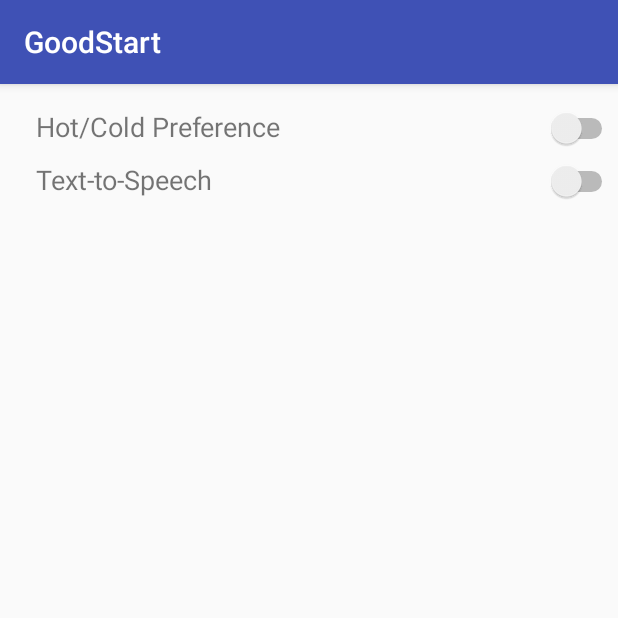
After one commit to BrookeLin/GoodStart, an Android app: the SettingsActivity screen opened directly, with no data from a screen before it, on a phone screen of 412 x 824 dp, the top half of it. The commit adds this screen. Run offline under Robolectric (Android 15) with nearby library versions, the phone set to English and light mode, and no system bars.

Commit message:
All is here

```diff
--- /dev/null
+++ b/app/src/main/java/com/example/brookelin/goodstart/SettingsActivity.java
@@ -0,0 +1,13 @@
+package com.example.brookelin.goodstart;
+
+import android.support.v7.app.AppCompatActivity;
+import android.os.Bundle;
+
+public class SettingsActivity extends AppCompatActivity {
+
+    @Override
+    protected void onCreate(Bundle savedInstanceState) {
+        super.onCreate(savedInstanceState);
+        setContentView(R.layout.activity_settings);
+    }
+}
--- /dev/null
+++ b/app/src/main/res/layout/activity_settings.xml
@@ -0,0 +1,63 @@
+<?xml version="1.0" encoding="utf-8"?>
+<android.support.constraint.ConstraintLayout xmlns:android="http://schemas.android.com/apk/res/android"
+    xmlns:app="http://schemas.android.com/apk/res-auto"
+    xmlns:tools="http://schemas.android.com/tools"
+    android:id="@+id/activity_settings"
+    android:layout_width="match_parent"
+    android:layout_height="match_parent"
+    tools:context="com.example.brookelin.goodstart.SettingsActivity">
+
+    <TextView
+        android:id="@+id/textView"
+        android:layout_width="166dp"
+        android:layout_height="0dp"
+        android:layout_marginLeft="24dp"
+        android:layout_marginStart="24dp"
+
+        android:text="@string/temp_preference"
+        android:textSize="18sp"
+        app:layout_constraintBaseline_toBaselineOf="@+id/switchForHotCold"
+        app:layout_constraintLeft_toLeftOf="parent"
+        app:layout_constraintVertical_bias="1.0"
+        tools:text="@string/temp_preference" />
+
+    <Switch
+        android:layout_width="wrap_content"
+        android:layout_height="wrap_content"
+        android:id="@+id/switchForHotCold"
+        app:layout_constraintTop_toTopOf="parent"
+        app:layout_constraintRight_toRightOf="parent"
+        android:layout_marginStart="8dp"
+        app:layout_constraintLeft_toRightOf="@+id/textView"
+        android:layout_marginLeft="8dp"
+        app:layout_constraintHorizontal_bias="1.0"
+        android:layout_marginTop="16dp" />
+
+    <TextView
+        android:id="@+id/textViewII"
+        android:layout_width="wrap_content"
+        android:layout_height="0dp"
+        android:layout_marginEnd="32dp"
+        android:layout_marginRight="32dp"
+
+        android:text="@string/text_to_speech"
+        android:textSize="18sp"
+        app:layout_constraintBottom_toBottomOf="@+id/switchForTextSpeech"
+        app:layout_constraintHorizontal_bias="0.0"
+        app:layout_constraintLeft_toLeftOf="@+id/textView"
+        app:layout_constraintRight_toLeftOf="@+id/switchForTextSpeech"
+        app:layout_constraintTop_toTopOf="@+id/switchForTextSpeech"
+        app:layout_constraintVertical_bias="0.0"
+        tools:text="@string/text_to_speech" />
+
+    <Switch
+        android:layout_width="wrap_content"
+        android:layout_height="wrap_content"
+        android:id="@+id/switchForTextSpeech"
+        app:layout_constraintRight_toRightOf="@+id/switchForHotCold"
+        android:layout_marginTop="8dp"
+        app:layout_constraintTop_toBottomOf="@+id/switchForHotCold"
+        app:layout_constraintLeft_toLeftOf="@+id/switchForHotCold"
+        app:layout_constraintHorizontal_bias="0.0" />
+
+</android.support.constraint.ConstraintLayout>
--- a/app/src/main/res/menu/menu_home_screen.xml
+++ b/app/src/main/res/menu/menu_home_screen.xml
@@ -7,5 +7,5 @@
         android:onClick="accessSettings"
         android:orderInCategory="100"
         android:title="@string/action_settings"
-        app:showAsAction="never" />
+        app:showAsAction="always" />
 </menu>
```
Also changed, not shown: app/src/main/AndroidManifest.xml (+7 -1 lines), app/src/main/java/com/example/brookelin/goodstart/HomeScreen.java (+6 -8 lines), app/src/main/res/drawable/ic_info_black_24dp.xml (added, +9 -0 lines), app/src/main/res/drawable/ic_notifications_black_24dp.xml (added, +9 -0 lines), app/src/main/res/drawable/ic_sync_black_24dp.xml (added, +9 -0 lines).
